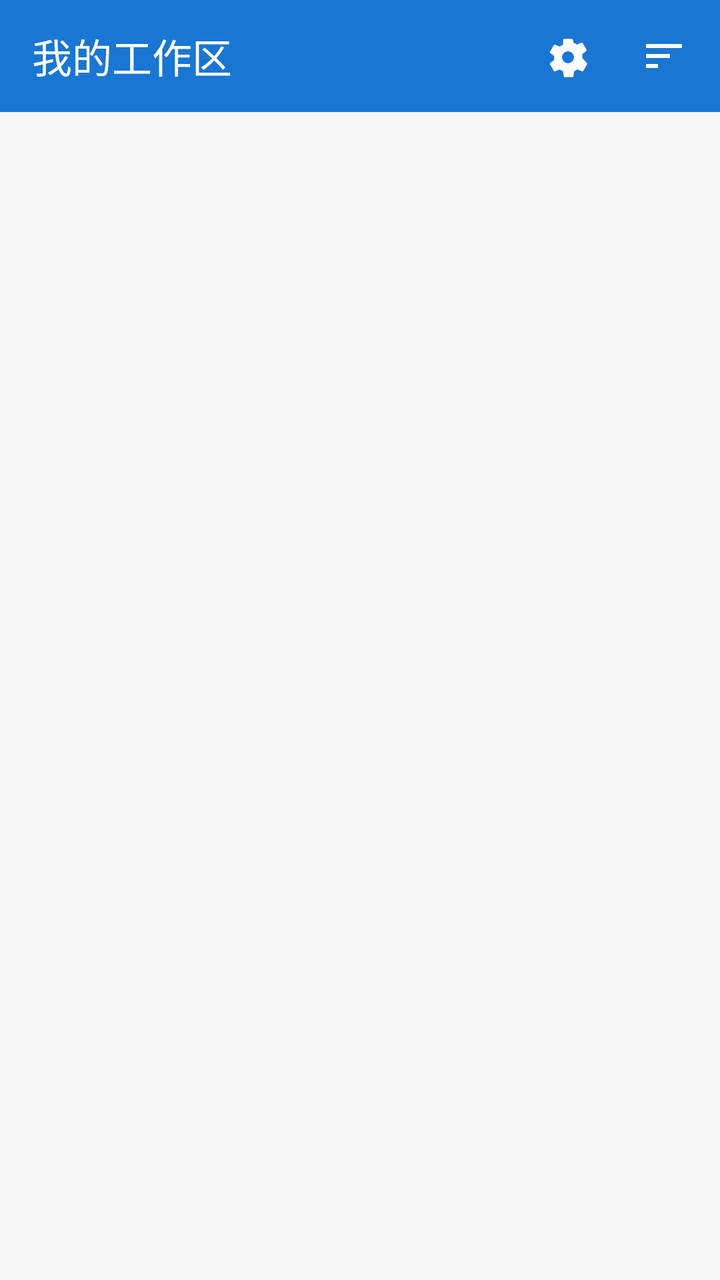
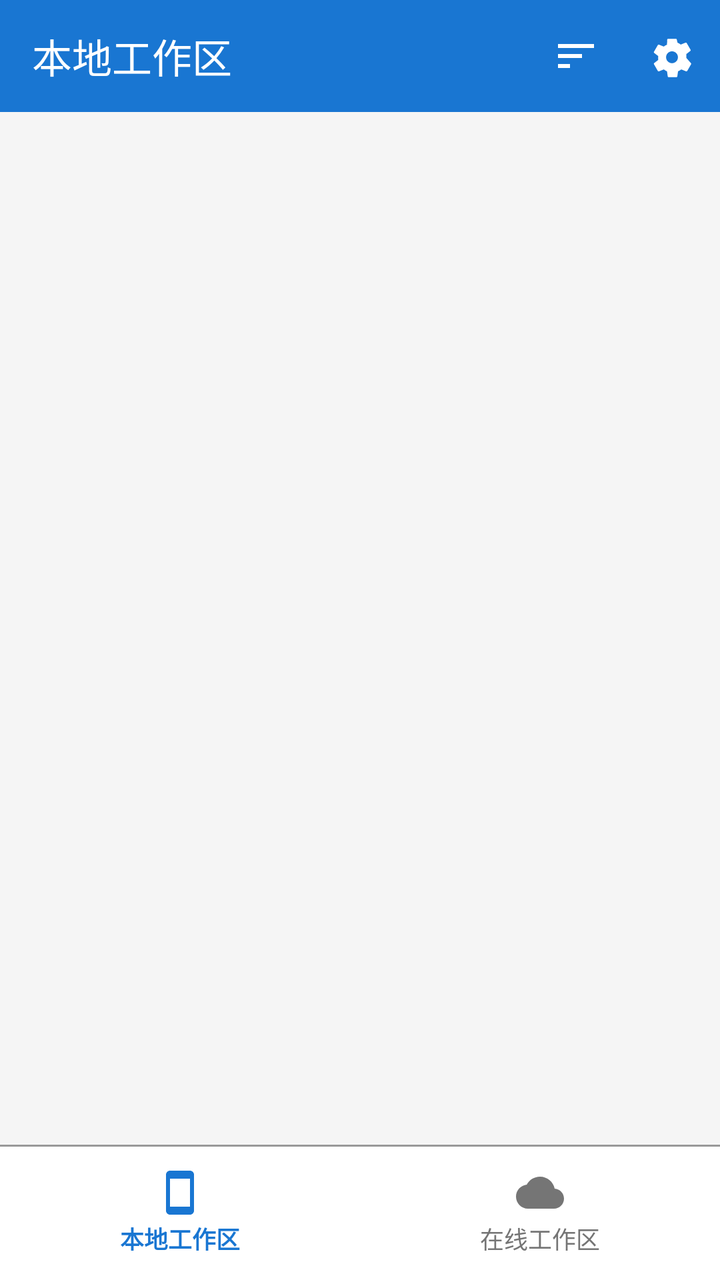

Screens rendered from an Android XML layout before and after an edit, with the pre-edit source and the edit as a unified diff.
<!-- AndroidManifest.xml: application theme Theme.CategoricalGallery -->
<!-- res/layout/activity_main.xml -->
<?xml version="1.0" encoding="utf-8"?>
<androidx.constraintlayout.widget.ConstraintLayout xmlns:android="http://schemas.android.com/apk/res/android"
    xmlns:app="http://schemas.android.com/apk/res-auto"
    android:layout_width="match_parent"
    android:layout_height="match_parent"
    android:background="@color/colorBackground">

    <androidx.appcompat.widget.Toolbar
        android:id="@+id/toolbar"
        android:layout_width="0dp"
        android:layout_height="wrap_content"
        android:background="@color/colorPrimary"
        android:minHeight="?attr/actionBarSize"
        app:layout_constraintTop_toTopOf="parent"
        app:layout_constraintStart_toStartOf="parent"
        app:layout_constraintEnd_toEndOf="parent"
        app:titleTextColor="@color/white">

        <TextView
            android:id="@+id/tvToolbarTitle"
            android:layout_width="wrap_content"
            android:layout_height="wrap_content"
            android:layout_marginStart="4dp"
            android:text="@string/toolbar_workspace"
            android:textColor="@color/white"
            android:textSize="20sp" />

        <ImageButton
            android:id="@+id/btnSort"
            android:layout_width="48dp"
            android:layout_height="48dp"
            android:layout_gravity="end|center_vertical"
            android:layout_marginEnd="4dp"
            android:background="?attr/selectableItemBackgroundBorderless"
            android:contentDescription="排序"
            android:src="@drawable/ic_sort" />

        <ImageButton
            android:id="@+id/btnSettings"
            android:layout_width="48dp"
            android:layout_height="48dp"
            android:layout_gravity="end|center_vertical"
            android:background="?attr/selectableItemBackgroundBorderless"
            android:contentDescription="设置"
            android:src="@drawable/ic_settings" />

    </androidx.appcompat.widget.Toolbar>

    <androidx.recyclerview.widget.RecyclerView
        android:id="@+id/recyclerView"
        android:layout_width="0dp"
        android:layout_height="0dp"
        android:clipToPadding="false"
        android:padding="4dp"
        app:layout_constraintTop_toBottomOf="@id/toolbar"
        app:layout_constraintBottom_toTopOf="@id/bottomToolbar"
        app:layout_constraintStart_toStartOf="parent"
        app:layout_constraintEnd_toEndOf="parent" />

    <LinearLayout
        android:id="@+id/bottomToolbar"
        android:layout_width="0dp"
        android:layout_height="wrap_content"
        android:background="@color/colorSurface"
        android:elevation="8dp"
        android:gravity="center"
        android:orientation="horizontal"
        android:padding="12dp"
        android:visibility="gone"
        app:layout_constraintBottom_toBottomOf="parent"
        app:layout_constraintStart_toStartOf="parent"
        app:layout_constraintEnd_toEndOf="parent">

        <ImageButton
            android:id="@+id/btnMultiDelete"
            android:layout_width="0dp"
            android:layout_height="wrap_content"
            android:layout_weight="1"
            android:background="?attr/selectableItemBackgroundBorderless"
            android:contentDescription="删除"
            android:padding="12dp"
            android:src="@drawable/ic_delete" />

        <ImageButton
            android:id="@+id/btnMultiRename"
            android:layout_width="0dp"
            android:layout_height="wrap_content"
            android:layout_weight="1"
            android:background="?attr/selectableItemBackgroundBorderless"
            android:contentDescription="重命名"
            android:padding="12dp"
            android:src="@drawable/ic_edit" />

    </LinearLayout>

</androidx.constraintlayout.widget.ConstraintLayout>
<!-- resources referenced by this layout -->
<resources>
  <!-- drawable ic_delete (drawable) -->
  <vector xmlns:android="http://schemas.android.com/apk/res/android"
      android:width="24dp" android:height="24dp"
      android:viewportWidth="24" android:viewportHeight="24"
      android:tint="@color/white">
      <path android:fillColor="@android:color/white"
          android:pathData="M6,19c0,1.1 0.9,2 2,2h8c1.1,0 2,-0.9 2,-2V7H6v12zM19,4h-3.5l-1,-1h-5l-1,1H5v2h14V4z"/>
  </vector>
  <!-- drawable ic_edit (drawable) -->
  <vector xmlns:android="http://schemas.android.com/apk/res/android"
      android:width="24dp"
      android:height="24dp"
      android:viewportWidth="24"
      android:viewportHeight="24"
      android:tint="@color/white">
      <path
          android:fillColor="@android:color/white"
          android:pathData="M3,17.25V21h3.75L17.81,9.94l-3.75,-3.75L3,17.25zM20.71,7.04c0.39,-0.39 0.39,-1.02 0,-1.41l-2.34,-2.34c-0.39,-0.39 -1.02,-0.39 -1.41,0l-1.83,1.83 3.75,3.75 1.83,-1.83z" />
  </vector>
  <string name="toolbar_workspace">我的工作区</string>
  <style name="Theme.CategoricalGallery" parent="Theme.MaterialComponents.Light.NoActionBar">
          <item name="colorPrimary">@color/colorPrimary</item>
          <item name="colorPrimaryVariant">@color/colorPrimaryDark</item>
          <item name="colorOnPrimary">@color/white</item>
          <item name="colorSecondary">@color/colorAccent</item>
          <item name="colorOnSecondary">@color/black</item>
          <item name="android:colorBackground">@color/colorBackground</item>
          <item name="colorSurface">@color/colorSurface</item>
          <item name="colorOnSurface">@color/colorTextPrimary</item>
          <item name="android:statusBarColor" tools:targetApi="l">@color/colorPrimaryDark</item>
          <item name="android:windowLightStatusBar" tools:targetApi="m">false</item>
      </style>
  <!-- unchanged entries left out for length: 10 -->
</resources>

<!-- the commit's change to res/layout/activity_main.xml (unified diff, before → after) -->
@@ -21,30 +21,137 @@
             android:layout_width="wrap_content"
             android:layout_height="wrap_content"
             android:layout_marginStart="4dp"
-            android:text="@string/toolbar_workspace"
+            android:text="@string/toolbar_local_workspace"
             android:textColor="@color/white"
             android:textSize="20sp" />
 
-        <ImageButton
-            android:id="@+id/btnSort"
-            android:layout_width="48dp"
-            android:layout_height="48dp"
+        <LinearLayout
+            android:layout_width="wrap_content"
+            android:layout_height="wrap_content"
             android:layout_gravity="end|center_vertical"
-            android:layout_marginEnd="4dp"
-            android:background="?attr/selectableItemBackgroundBorderless"
-            android:contentDescription="排序"
-            android:src="@drawable/ic_sort" />
-
-        <ImageButton
-            android:id="@+id/btnSettings"
-            android:layout_width="48dp"
-            android:layout_height="48dp"
-            android:layout_gravity="end|center_vertical"
-            android:background="?attr/selectableItemBackgroundBorderless"
-            android:contentDescription="设置"
-            android:src="@drawable/ic_settings" />
+            android:orientation="horizontal"
+            android:gravity="center_vertical">
+
+            <ImageButton
+                android:id="@+id/btnSync"
+                android:layout_width="48dp"
+                android:layout_height="48dp"
+                android:background="?attr/selectableItemBackgroundBorderless"
+                android:contentDescription="@string/tab_sync"
+                android:visibility="gone"
+                android:src="@drawable/ic_sync" />
+
+            <ImageButton
+                android:id="@+id/btnCloud"
+                android:layout_width="48dp"
+                android:layout_height="48dp"
+                android:background="?attr/selectableItemBackgroundBorderless"
+                android:contentDescription="配置SFTP服务器"
+                android:visibility="gone"
+                android:src="@drawable/ic_cloud" />
+
+            <ImageButton
+                android:id="@+id/btnSort"
+                android:layout_width="48dp"
+                android:layout_height="48dp"
+                android:background="?attr/selectableItemBackgroundBorderless"
+                android:contentDescription="排序"
+                android:src="@drawable/ic_sort" />
+
+            <ImageButton
+                android:id="@+id/btnSettings"
+                android:layout_width="48dp"
+                android:layout_height="48dp"
+                android:background="?attr/selectableItemBackgroundBorderless"
+                android:contentDescription="设置"
+                android:src="@drawable/ic_settings" />
+
+        </LinearLayout>
 
     </androidx.appcompat.widget.Toolbar>
+
+    
+    <LinearLayout
+        android:id="@+id/layoutSyncBanner"
+        android:layout_width="0dp"
+        android:layout_height="wrap_content"
+        android:background="?attr/colorSurface"
+        android:orientation="vertical"
+        android:paddingStart="16dp"
+        android:paddingEnd="16dp"
+        android:paddingTop="8dp"
+        android:paddingBottom="8dp"
+        android:visibility="gone"
+        app:layout_constraintTop_toBottomOf="@id/toolbar"
+        app:layout_constraintStart_toStartOf="parent"
+        app:layout_constraintEnd_toEndOf="parent">
+
+        <LinearLayout
+            android:layout_width="match_parent"
+            android:layout_height="wrap_content"
+            android:orientation="horizontal"
+            android:gravity="center_vertical">
+
+            <ImageView
+                android:id="@+id/ivSyncStatus"
+                android:layout_width="16dp"
+                android:layout_height="16dp"
+                android:layout_marginEnd="8dp"
+                android:scaleType="centerInside"
+                android:src="@drawable/ic_sync"
+                app:tint="@color/colorTextSecondary" />
+
+            <TextView
+                android:id="@+id/tvSyncTime"
+                android:layout_width="0dp"
+                android:layout_height="wrap_content"
+                android:layout_weight="1"
+                android:text="最近同步时间：\n尚未同步"
+                android:textColor="@color/colorTextSecondary"
+                android:textSize="12sp"
+                android:lineSpacingExtra="2dp" />
+
+            <TextView
+                android:id="@+id/tvSftpStatusBadge"
+                android:layout_width="wrap_content"
+                android:layout_height="wrap_content"
+                android:text="● SFTP在线"
+                android:textColor="@color/colorGreen"
+                android:textSize="11sp"
+                android:textStyle="bold"
+                android:visibility="gone" />
+
+        </LinearLayout>
+
+        <LinearLayout
+            android:id="@+id/layoutSyncProgress"
+            android:layout_width="match_parent"
+            android:layout_height="wrap_content"
+            android:orientation="vertical"
+            android:layout_marginTop="6dp"
+            android:visibility="gone">
+
+            <ProgressBar
+                android:id="@+id/pbSyncProgress"
+                style="?android:attr/progressBarStyleHorizontal"
+                android:layout_width="match_parent"
+                android:layout_height="4dp"
+                android:max="100"
+                android:progress="0"
+                android:progressTint="@color/colorPrimary" />
+
+            <TextView
+                android:id="@+id/tvSyncEstimateTime"
+                android:layout_width="wrap_content"
+                android:layout_height="wrap_content"
+                android:layout_marginTop="3dp"
+                android:text="预计时间：计算中..."
+                android:textColor="@color/colorTextSecondary"
+                android:textSize="11sp" />
+
+        </LinearLayout>
+
+    </LinearLayout>
 
     <androidx.recyclerview.widget.RecyclerView
         android:id="@+id/recyclerView"
@@ -52,45 +159,178 @@
         android:layout_height="0dp"
         android:clipToPadding="false"
         android:padding="4dp"
-        app:layout_constraintTop_toBottomOf="@id/toolbar"
-        app:layout_constraintBottom_toTopOf="@id/bottomToolbar"
+        app:layout_constraintTop_toBottomOf="@id/layoutSyncBanner"
+        app:layout_constraintBottom_toTopOf="@id/bottomContainer"
         app:layout_constraintStart_toStartOf="parent"
         app:layout_constraintEnd_toEndOf="parent" />
 
-    <LinearLayout
-        android:id="@+id/bottomToolbar"
+    
+    <FrameLayout
+        android:id="@+id/bottomContainer"
         android:layout_width="0dp"
         android:layout_height="wrap_content"
-        android:background="@color/colorSurface"
-        android:elevation="8dp"
-        android:gravity="center"
-        android:orientation="horizontal"
-        android:padding="12dp"
-        android:visibility="gone"
         app:layout_constraintBottom_toBottomOf="parent"
         app:layout_constraintStart_toStartOf="parent"
         app:layout_constraintEnd_toEndOf="parent">
 
-        <ImageButton
-            android:id="@+id/btnMultiDelete"
-            android:layout_width="0dp"
-            android:layout_height="wrap_content"
-            android:layout_weight="1"
-            android:background="?attr/selectableItemBackgroundBorderless"
-            android:contentDescription="删除"
-            android:padding="12dp"
-            android:src="@drawable/ic_delete" />
-
-        <ImageButton
-            android:id="@+id/btnMultiRename"
-            android:layout_width="0dp"
-            android:layout_height="wrap_content"
-            android:layout_weight="1"
-            android:background="?attr/selectableItemBackgroundBorderless"
-            android:contentDescription="重命名"
-            android:padding="12dp"
-            android:src="@drawable/ic_edit" />
-
-    </LinearLayout>
+        
+        <LinearLayout
+            android:id="@+id/layoutBottomNavigation"
+            android:layout_width="match_parent"
+            android:layout_height="wrap_content"
+            android:background="@drawable/bg_bottom_toolbar"
+            android:elevation="8dp"
+            android:gravity="center"
+            android:orientation="horizontal"
+            android:paddingTop="6dp"
+            android:paddingBottom="6dp">
+
+            
+            <LinearLayout
+                android:id="@+id/tabLocalWorkspace"
+                android:layout_width="0dp"
+                android:layout_height="wrap_content"
+                android:layout_weight="1"
+                android:orientation="vertical"
+                android:gravity="center"
+                android:padding="6dp"
+                android:clickable="true"
+                android:focusable="true"
+                android:background="?attr/selectableItemBackground">
+
+                <ImageView
+                    android:id="@+id/ivTabLocal"
+                    android:layout_width="24dp"
+                    android:layout_height="24dp"
+                    android:src="@drawable/ic_local"
+                    app:tint="@color/colorPrimary" />
+
+                <TextView
+                    android:id="@+id/tvTabLocal"
+                    android:layout_width="wrap_content"
+                    android:layout_height="wrap_content"
+                    android:layout_marginTop="2dp"
+                    android:text="@string/tab_local_workspace"
+                    android:textSize="12sp"
+                    android:textStyle="bold"
+                    android:textColor="@color/colorPrimary" />
+            </LinearLayout>
+
+            
+            <LinearLayout
+                android:id="@+id/tabOnlineWorkspace"
+                android:layout_width="0dp"
+                android:layout_height="wrap_content"
+                android:layout_weight="1"
+                android:orientation="vertical"
+                android:gravity="center"
+                android:padding="6dp"
+                android:clickable="true"
+                android:focusable="true"
+                android:background="?attr/selectableItemBackground">
+
+                <ImageView
+                    android:id="@+id/ivTabOnline"
+                    android:layout_width="24dp"
+                    android:layout_height="24dp"
+                    android:src="@drawable/ic_online"
+                    app:tint="@color/colorTextSecondary" />
+
+                <TextView
+                    android:id="@+id/tvTabOnline"
+                    android:layout_width="wrap_content"
+                    android:layout_height="wrap_content"
+                    android:layout_marginTop="2dp"
+                    android:text="@string/tab_online_workspace"
+                    android:textSize="12sp"
+                    android:textColor="@color/colorTextSecondary" />
+            </LinearLayout>
+
+        </LinearLayout>
+
+        
+        <LinearLayout
+            android:id="@+id/bottomToolbar"
+            android:layout_width="match_parent"
+            android:layout_height="wrap_content"
+            android:background="@drawable/bg_bottom_toolbar"
+            android:elevation="8dp"
+            android:gravity="center"
+            android:orientation="horizontal"
+            android:paddingTop="6dp"
+            android:paddingBottom="6dp"
+            android:visibility="gone">
+
+            <LinearLayout
+                android:id="@+id/layoutMultiDelete"
+                android:layout_width="0dp"
+                android:layout_height="wrap_content"
+                android:layout_weight="1"
+                android:orientation="vertical"
+                android:gravity="center"
+                android:padding="6dp"
+                android:clickable="true"
+                android:focusable="true"
+                android:background="?attr/selectableItemBackground">
+
+                <ImageButton
+                    android:id="@+id/btnMultiDelete"
+                    android:layout_width="32dp"
+                    android:layout_height="32dp"
+                    android:background="@null"
+                    android:contentDescription="删除"
+                    android:duplicateParentState="true"
+                    android:clickable="false"
+                    app:tint="@color/colorTextPrimary"
+                    android:src="@drawable/ic_delete" />
+
+                <TextView
+                    android:id="@+id/tvMultiDelete"
+                    android:layout_width="wrap_content"
+                    android:layout_height="wrap_content"
+                    android:layout_marginTop="2dp"
+                    android:text="删除"
+                    android:textSize="12sp"
+                    android:textColor="@color/colorTextPrimary" />
+
+            </LinearLayout>
+
+            <LinearLayout
+                android:id="@+id/layoutMultiRename"
+                android:layout_width="0dp"
+                android:layout_height="wrap_content"
+                android:layout_weight="1"
+                android:orientation="vertical"
+                android:gravity="center"
+                android:padding="6dp"
+                android:clickable="true"
+                android:focusable="true"
+                android:background="?attr/selectableItemBackground">
+
+                <ImageButton
+                    android:id="@+id/btnMultiRename"
+                    android:layout_width="32dp"
+                    android:layout_height="32dp"
+                    android:background="@null"
+                    android:contentDescription="重命名"
+                    android:duplicateParentState="true"
+                    android:clickable="false"
+                    app:tint="@color/colorTextPrimary"
+                    android:src="@drawable/ic_edit" />
+
+                <TextView
+                    android:id="@+id/tvMultiRename"
+                    android:layout_width="wrap_content"
+                    android:layout_height="wrap_content"
+                    android:layout_marginTop="2dp"
+                    android:text="重命名"
+                    android:textSize="12sp"
+                    android:textColor="@color/colorTextPrimary" />
+
+            </LinearLayout>
+
+        </LinearLayout>
+
+    </FrameLayout>
 
 </androidx.constraintlayout.widget.ConstraintLayout>
<!-- resource entries referenced after the edit -->
@@ -1,11 +1,39 @@
 <!-- resources referenced by this layout -->
 <resources>
+  <color name="colorGreen">#FF2E7D32</color>
+  <color name="colorTextSecondary">#FF757575</color>
+  <!-- drawable bg_bottom_toolbar (drawable) -->
+  <?xml version="1.0" encoding="utf-8"?>
+  <layer-list xmlns:android="http://schemas.android.com/apk/res/android">
+      <item>
+          <shape android:shape="rectangle">
+              <solid android:color="@color/colorDivider" />
+          </shape>
+      </item>
+      <item android:top="1dp">
+          <shape android:shape="rectangle">
+              <solid android:color="@color/colorSurface" />
+          </shape>
+      </item>
+  </layer-list>
+  <!-- drawable ic_cloud (drawable) -->
+  <vector xmlns:android="http://schemas.android.com/apk/res/android"
+      android:width="24dp"
+      android:height="24dp"
+      android:viewportWidth="24"
+      android:viewportHeight="24">
+      <path
+          android:fillColor="@color/white"
+          android:pathData="M19.35,10.04C18.67,6.59 15.64,4 12,4 9.11,4 6.6,5.64 5.35,8.04 2.34,8.36 0,10.91 0,14c0,3.31 2.69,6 6,6h13c2.76,0 5,-2.24 5,-5 0,-2.64 -2.05,-4.78 -4.65,-4.96zM19,18H6c-2.21,0 -4,-1.79 -4,-4 0,-2.05 1.53,-3.76 3.56,-3.97l1.07,-0.11 0.5,-0.95C8.08,7.14 9.94,6 12,6c2.62,0 4.88,1.86 5.39,4.43l0.3,1.5 1.53,0.11c1.56,0.1 2.78,1.41 2.78,2.96 0,1.65 -1.35,3 -3,3z" />
+  </vector>
   <!-- drawable ic_delete (drawable) -->
   <vector xmlns:android="http://schemas.android.com/apk/res/android"
-      android:width="24dp" android:height="24dp"
-      android:viewportWidth="24" android:viewportHeight="24"
-      android:tint="@color/white">
-      <path android:fillColor="@android:color/white"
+      android:width="24dp"
+      android:height="24dp"
+      android:viewportWidth="24"
+      android:viewportHeight="24">
+      <path
+          android:fillColor="@color/colorTextPrimary"
           android:pathData="M6,19c0,1.1 0.9,2 2,2h8c1.1,0 2,-0.9 2,-2V7H6v12zM19,4h-3.5l-1,-1h-5l-1,1H5v2h14V4z"/>
   </vector>
   <!-- drawable ic_edit (drawable) -->
@@ -13,14 +41,46 @@
       android:width="24dp"
       android:height="24dp"
       android:viewportWidth="24"
-      android:viewportHeight="24"
-      android:tint="@color/white">
+      android:viewportHeight="24">
       <path
-          android:fillColor="@android:color/white"
+          android:fillColor="@color/colorTextPrimary"
           android:pathData="M3,17.25V21h3.75L17.81,9.94l-3.75,-3.75L3,17.25zM20.71,7.04c0.39,-0.39 0.39,-1.02 0,-1.41l-2.34,-2.34c-0.39,-0.39 -1.02,-0.39 -1.41,0l-1.83,1.83 3.75,3.75 1.83,-1.83z" />
   </vector>
-  <string name="toolbar_workspace">我的工作区</string>
-  <style name="Theme.CategoricalGallery" parent="Theme.MaterialComponents.Light.NoActionBar">
+  <!-- drawable ic_local (drawable) -->
+  <vector xmlns:android="http://schemas.android.com/apk/res/android"
+      android:width="24dp"
+      android:height="24dp"
+      android:viewportWidth="24"
+      android:viewportHeight="24">
+      <path
+          android:fillColor="@color/colorTextPrimary"
+          android:pathData="M17,1.01L7,1c-1.1,0 -2,0.9 -2,2v18c0,1.1 0.9,2 2,2h10c1.1,0 2,-0.9 2,-2V3c0,-1.1 -0.9,-1.99 -2,-1.99zM17,19H7V5h10v14z" />
+  </vector>
+  <!-- drawable ic_online (drawable) -->
+  <vector xmlns:android="http://schemas.android.com/apk/res/android"
+      android:width="24dp"
+      android:height="24dp"
+      android:viewportWidth="24"
+      android:viewportHeight="24">
+      <path
+          android:fillColor="@color/colorTextPrimary"
+          android:pathData="M19.35,10.04C18.67,6.59 15.64,4 12,4 9.11,4 6.6,5.64 5.35,8.04 2.34,8.36 0,10.91 0,14c0,3.31 2.69,6 6,6h13c2.76,0 5,-2.24 5,-5 0,-2.64 -2.05,-4.78 -4.65,-4.96z" />
+  </vector>
+  <!-- drawable ic_sync (drawable) -->
+  <vector xmlns:android="http://schemas.android.com/apk/res/android"
+      android:width="24dp"
+      android:height="24dp"
+      android:viewportWidth="24"
+      android:viewportHeight="24">
+      <path
+          android:fillColor="@color/white"
+          android:pathData="M12,4V1L8,5l4,4V6c3.31,0 6,2.69 6,6 0,1.01 -0.25,1.97 -0.7,2.8l1.46,1.46C19.54,15.03 20,13.57 20,12c0,-4.42 -3.58,-8 -8,-8zm0,14c-3.31,0 -6,-2.69 -6,-6 0,-1.01 0.25,-1.97 0.7,-2.8L5.24,7.74C4.46,8.97 4,10.43 4,12c0,4.42 3.58,8 8,8v3l4,-4 -4,-4v3z" />
+  </vector>
+  <string name="tab_local_workspace">本地工作区</string>
+  <string name="tab_online_workspace">在线工作区</string>
+  <string name="tab_sync">同步</string>
+  <string name="toolbar_local_workspace">本地工作区</string>
+  <style name="Theme.CategoricalGallery" parent="Theme.MaterialComponents.DayNight.NoActionBar">
           <item name="colorPrimary">@color/colorPrimary</item>
           <item name="colorPrimaryVariant">@color/colorPrimaryDark</item>
           <item name="colorOnPrimary">@color/white</item>
@@ -29,9 +89,12 @@
           <item name="android:colorBackground">@color/colorBackground</item>
           <item name="colorSurface">@color/colorSurface</item>
           <item name="colorOnSurface">@color/colorTextPrimary</item>
+          <item name="android:textColorPrimary">@color/colorTextPrimary</item>
+          <item name="android:textColorSecondary">@color/colorTextSecondary</item>
           <item name="android:statusBarColor" tools:targetApi="l">@color/colorPrimaryDark</item>
           <item name="android:windowLightStatusBar" tools:targetApi="m">false</item>
       </style>
+  <color name="colorDivider">#FF999999</color>
   <!-- unchanged entries left out for length: 10 -->
 </resources>
 
